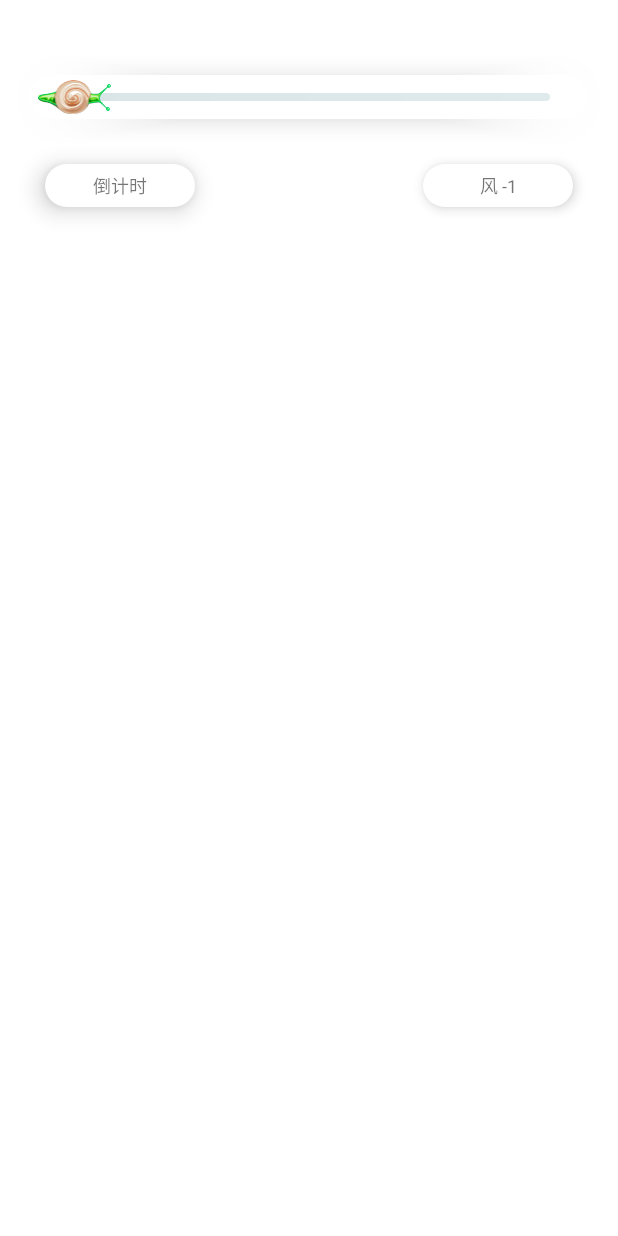
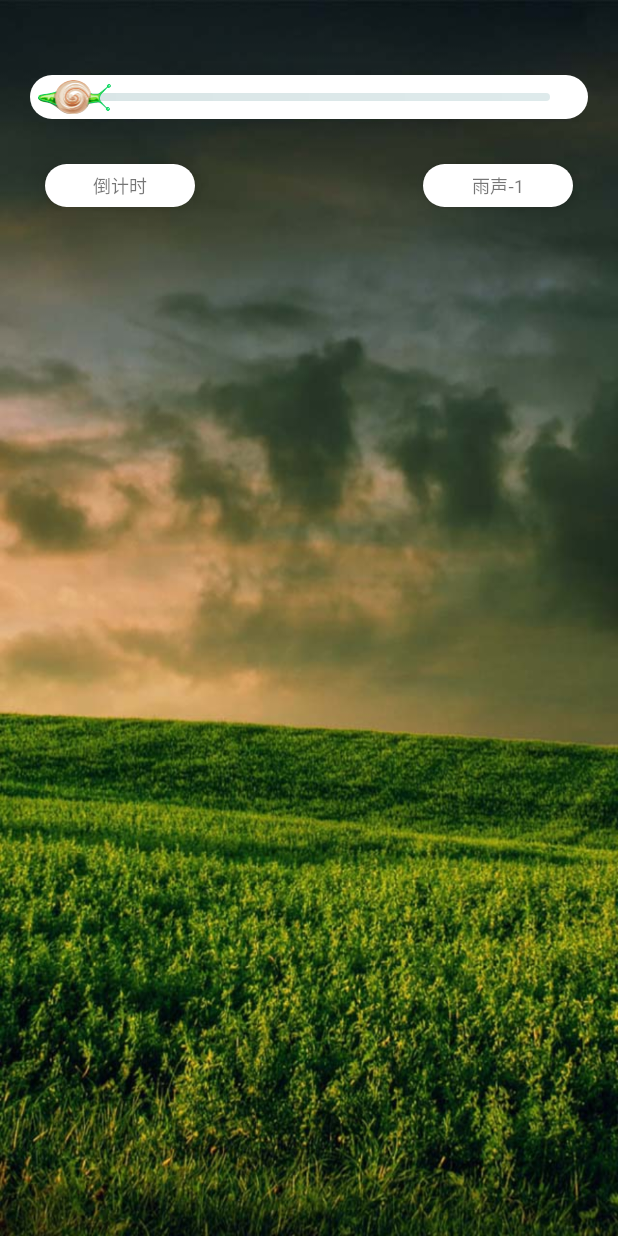
Before and after one commit to CoderAbing/Voice, an Android app: the screen it shows after launch (MainActivity), on a phone screen of 412 x 824 dp. Run offline under Robolectric (Android 15) with nearby library versions, the phone set to English and light mode, and no system bars; our stand-ins replace ButterKnife.

Commit message:
播放音乐

```diff
--- a/app/build.gradle
+++ b/app/build.gradle
@@ -28,4 +28,5 @@ dependencies {
     compile 'com.jakewharton:butterknife:8.4.0'
     apt 'com.jakewharton:butterknife-compiler:8.4.0'
     testCompile 'junit:junit:4.12'
+    compile project(path: ':pickerviewlibrary')
 }
--- a/app/src/main/AndroidManifest.xml
+++ b/app/src/main/AndroidManifest.xml
@@ -18,6 +18,7 @@
                 <category android:name="android.intent.category.LAUNCHER" />
             </intent-filter>
         </activity>
+        <service android:name=".PlayMusicService" />
     </application>
 
 </manifest>
--- a/app/src/main/java/cn/xunlebao/voice/MainActivity.java
+++ b/app/src/main/java/cn/xunlebao/voice/MainActivity.java
@@ -4,6 +4,7 @@ import android.content.BroadcastReceiver;
 import android.content.Context;
 import android.content.Intent;
 import android.content.IntentFilter;
+import android.graphics.Color;
 import android.media.AudioManager;
 import android.os.Bundle;
 import android.support.v7.app.AppCompatActivity;
@@ -14,6 +15,12 @@ import android.widget.RelativeLayout;
 import android.widget.SeekBar;
 import android.widget.TextView;
 import android.widget.Toast;
+
+import com.airsaid.pickerviewlibrary.OptionsPickerView;
+
+import java.util.ArrayList;
+import java.util.Arrays;
+import java.util.List;
 
 import butterknife.BindView;
 import butterknife.ButterKnife;
@@ -31,6 +38,24 @@ public class MainActivity extends AppCompatActivity {
     TextView tvMainMusicType;
     private AudioManager mAudioManger;
     private MyVolumeReceiver mReceiver;
+    private OptionsPickerView mMusicPik;
+    private String[] mMusicName = {
+            "雨声-1", "雨声-2", "雨声-3", "雨声-4", "雨声-5", "雨声-6", "雨声-7", "雨声-8", "雨声-9", "雨声-10", "雨声-11", "雨声-12", "雨声-13", "雨声-14", "雨声-15", "雨声-16"
+            , "火-1", "火-2", "火-3", "火-4", "火-5", "火-6"
+            , "森林-1", "森林-2", "森林-3", "森林-4", "森林-5", "森林-6", "森林-7", "森林-8", "森林-9", "森林-10", "森林-11", "森林-12", "森林-13"
+            , "海-1", "海-2", "海-3", "海-4", "海-5", "海-6"
+            , "风-1", "风-2", "风-3", "风-4", "风-5", "风-6", "风-7"
+            , "冥想-1", "冥想-2", "冥想-3", "冥想-4", "冥想-5"
+    };
+    private Integer[] mMusicRec = {
+            R.raw.rain_1, R.raw.rain_2, R.raw.rain_3, R.raw.rain_4, R.raw.rain_5, R.raw.rain_6, R.raw.rain_7, R.raw.rain_8, R.raw.rain_9, R.raw.rain_10, R.raw.rain_11, R.raw.rain_12, R.raw.rain_13, R.raw.rain_14, R.raw.rain_15, R.raw.rain_16
+            , R.raw.fire_1, R.raw.fire_2, R.raw.fire_3, R.raw.fire_4, R.raw.fire_5, R.raw.fire_6
+            , R.raw.forest_1, R.raw.forest_2, R.raw.forest_3, R.raw.forest_4, R.raw.forest_5, R.raw.forest_7, R.raw.forest_8, R.raw.forest_9, R.raw.forest_10, R.raw.forest_11, R.raw.forest_12, R.raw.forest_13
+            , R.raw.sea_1, R.raw.sea_2, R.raw.sea_3, R.raw.sea_4, R.raw.sea_5
+            , R.raw.wind_1, R.raw.wind_2, R.raw.wind_3, R.raw.wind_4, R.raw.wind_5, R.raw.wind_6, R.raw.wind_7
+            , R.raw.meditation_1, R.raw.meditation_2, R.raw.meditation_3, R.raw.meditation_4, R.raw.meditation_5
+    };
+    private ArrayList<String> mMusicList = new ArrayList();
 
     @Override
     protected void onCreate(Bundle savedInstanceState) {
@@ -38,8 +63,40 @@ public class MainActivity extends AppCompatActivity {
         getWindow().setFlags(WindowManager.LayoutParams.FLAG_FULLSCREEN, WindowManager.LayoutParams.FLAG_FULLSCREEN);//去掉信息栏
         setContentView(R.layout.activity_main);
         ButterKnife.bind(this);
+        initPickerView();
         setListener();
         myRegisterReceiver();
+    }
+
+    private void initPickerView() {
+        mMusicPik = new OptionsPickerView(this);
+        mMusicPik.setCancelable(true);//是否点击外部消失
+        mMusicPik.setTextSize(16f);//设置滚轮字体大小
+        mMusicPik.setTitle("场景");//设置标题
+        mMusicPik.setCancelText("取消");//设置取消文字
+        mMusicPik.setCancelTextColor(Color.parseColor("#39B54A"));//设置取消文字颜色
+        mMusicPik.setCancelTextSize(14f);//设置取消文字大小
+        mMusicPik.setSubmitText("确认");//设置确认字体
+        mMusicPik.setCancelTextSize(14f);//设置去人字体大小
+        mMusicPik.setSubmitTextColor(Color.parseColor("#39B54A"));//设置确认字体颜色
+        //optionsPicker.setHeadBackgroundColor(Color.RED);//设置头部背景色
+        // 设置数据
+        mMusicList = new ArrayList<>(Arrays.asList(mMusicName));
+        mMusicPik.setPicker(mMusicList);
+        // 设置选项单位
+//        mOptionsPickerView.setLabels("性");
+        mMusicPik.setOnOptionsSelectListener(new OptionsPickerView.OnOptionsSelectListener() {
+            @Override
+            public void onOptionsSelect(int option1, int option2, int option3) {
+                String sex = mMusicList.get(option1);
+                tvMainMusicType.setText(sex);
+                Intent in = new Intent(MainActivity.this, PlayMusicService.class);
+                in.putExtra("music", mMusicRec[option1]);
+                startService(in);
+
+            }
+        });
+
     }
 
     private void setListener() {
@@ -101,10 +158,9 @@ public class MainActivity extends AppCompatActivity {
     public void onViewClicked(View view) {
         switch (view.getId()) {
             case R.id.tv_main_sleep_time:
-                Toast.makeText(this, "选择倒计时", Toast.LENGTH_SHORT).show();
                 break;
             case R.id.tv_main_music_type:
-                Toast.makeText(this, "选择类型", Toast.LENGTH_SHORT).show();
+                mMusicPik.show();
                 break;
         }
     }
--- a/app/src/main/res/layout/activity_main.xml
+++ b/app/src/main/res/layout/activity_main.xml
@@ -4,7 +4,7 @@
                 android:id="@+id/activity_main"
                 android:layout_width="match_parent"
                 android:layout_height="match_parent"
-                android:background="#ffffff"
+                android:background="@drawable/forest_3"
                 tools:context="cn.xunlebao.voice.MainActivity">
 
     <cn.xunlebao.voice.SnailBar
@@ -64,7 +64,7 @@
         android:paddingRight="15dp"
         android:paddingStart="15dp"
         android:paddingTop="5dp"
-        android:text="风 -1"
+        android:text="雨声-1"
         android:textSize="12sp"
         android:translationZ="3dp"/>
 </RelativeLayout>
```
Also changed, not shown: app/src/main/java/cn/xunlebao/voice/PlayMusicService.java (added, +76 -0 lines).
